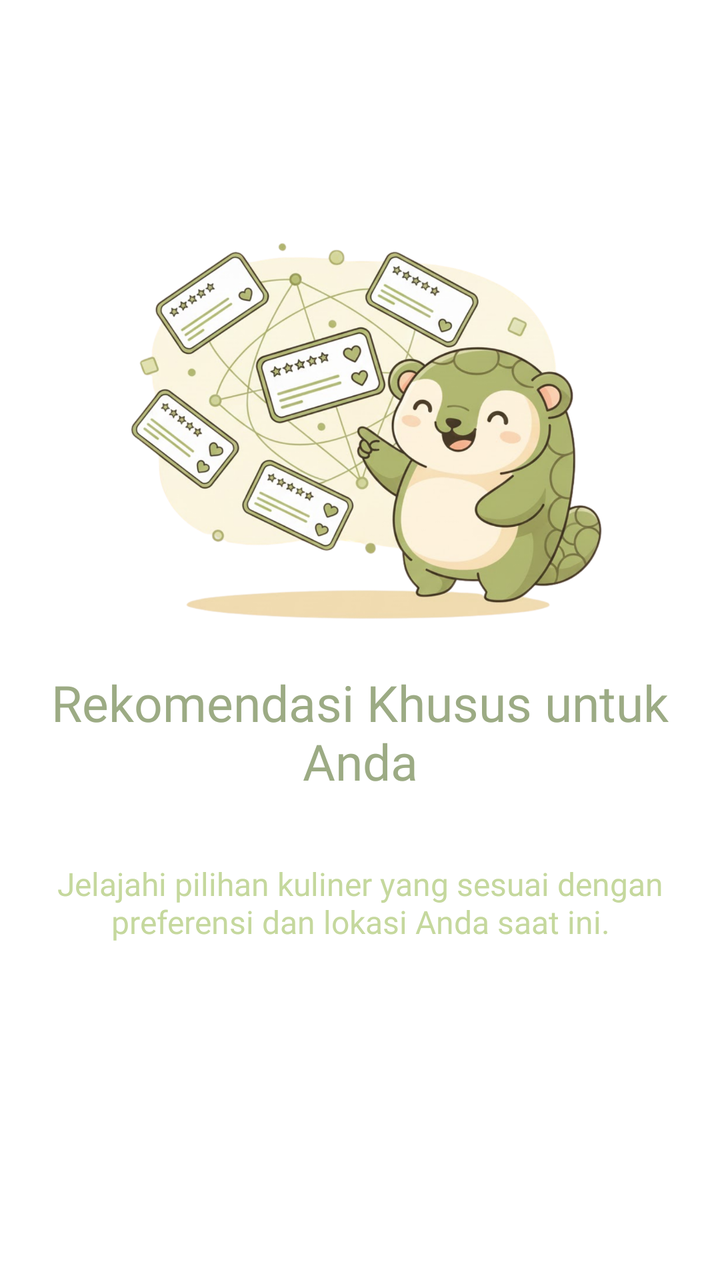
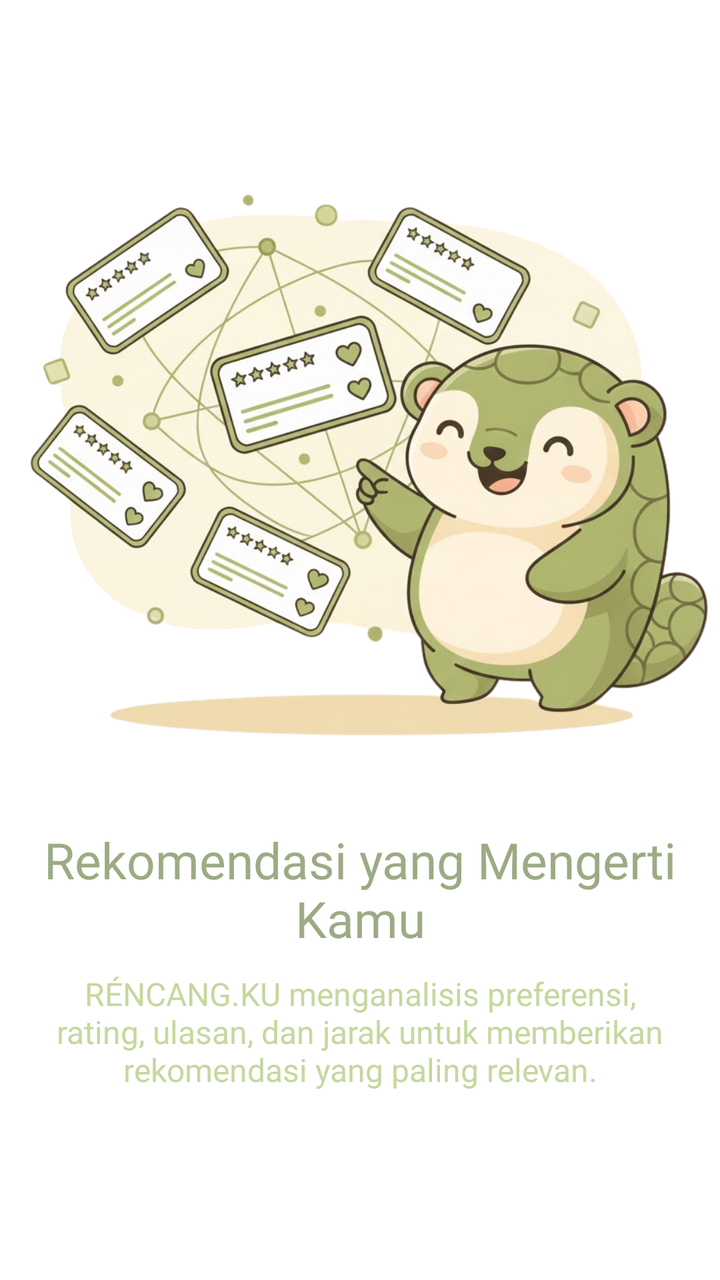

Screens rendered from an Android XML layout before and after an edit, with the pre-edit source and the edit as a unified diff.
<!-- AndroidManifest.xml: application theme Theme.Rencangku -->
<!-- res/layout/onboarding_2.xml -->
<?xml version="1.0" encoding="utf-8"?>
<LinearLayout xmlns:android="http://schemas.android.com/apk/res/android"
    android:orientation="vertical"
    android:layout_width="match_parent"
    android:layout_height="match_parent"
    android:gravity="center"
    android:background="@android:color/white">

    <ImageView
        android:layout_width="250dp"
        android:layout_height="250dp"
        android:src="@drawable/gambar_onboarding2" />

    <TextView
        android:layout_width="wrap_content"
        android:layout_height="wrap_content"
        android:textColor="@color/primary"
        android:fontFamily="@font/poppins_semi_bold"
        android:text="@string/tittle_ob2"
        android:textSize="25sp"
        android:gravity="center" />

    <TextView
        android:layout_width="wrap_content"
        android:layout_height="108dp"
        android:layout_marginBottom="50dp"
        android:gravity="center"
        android:padding="10dp"
        android:fontFamily="@font/poppins_medium"
        android:text="@string/desc_ob2"
        android:textColor="@color/secondary"
        android:textSize="16sp" />

</LinearLayout>
<!-- resources referenced by this layout -->
<resources>
  <color name="primary">#9CAB84</color>
  <color name="secondary">#C5D89D</color>
  <!-- drawable gambar_onboarding2: png bitmap (drawable, 959697 bytes) -->
  <string name="desc_ob2">Jelajahi pilihan kuliner yang sesuai dengan preferensi dan lokasi Anda saat ini.</string>
  <string name="tittle_ob2">Rekomendasi Khusus untuk Anda</string>
  <style name="Theme.Rencangku" parent="Theme.Material3.DayNight.NoActionBar">
          
      </style>
</resources>

<!-- the commit's change to res/layout/onboarding_2.xml (unified diff, before → after) -->
@@ -7,8 +7,8 @@
     android:background="@android:color/white">
 
     <ImageView
-        android:layout_width="250dp"
-        android:layout_height="250dp"
+        android:layout_width="match_parent"
+        android:layout_height="379dp"
         android:src="@drawable/gambar_onboarding2" />
 
     <TextView
@@ -22,7 +22,7 @@
 
     <TextView
         android:layout_width="wrap_content"
-        android:layout_height="108dp"
+        android:layout_height="wrap_content"
         android:layout_marginBottom="50dp"
         android:gravity="center"
         android:padding="10dp"
<!-- resource entries referenced after the edit -->
@@ -3,8 +3,8 @@
   <color name="primary">#9CAB84</color>
   <color name="secondary">#C5D89D</color>
   <!-- drawable gambar_onboarding2: png bitmap (drawable, 959697 bytes) -->
-  <string name="desc_ob2">Jelajahi pilihan kuliner yang sesuai dengan preferensi dan lokasi Anda saat ini.</string>
-  <string name="tittle_ob2">Rekomendasi Khusus untuk Anda</string>
+  <string name="desc_ob2">RÉNCANG.KU menganalisis preferensi, rating, ulasan, dan jarak untuk memberikan rekomendasi yang paling relevan.</string>
+  <string name="tittle_ob2">Rekomendasi yang Mengerti Kamu</string>
   <style name="Theme.Rencangku" parent="Theme.Material3.DayNight.NoActionBar">
           
       </style>
